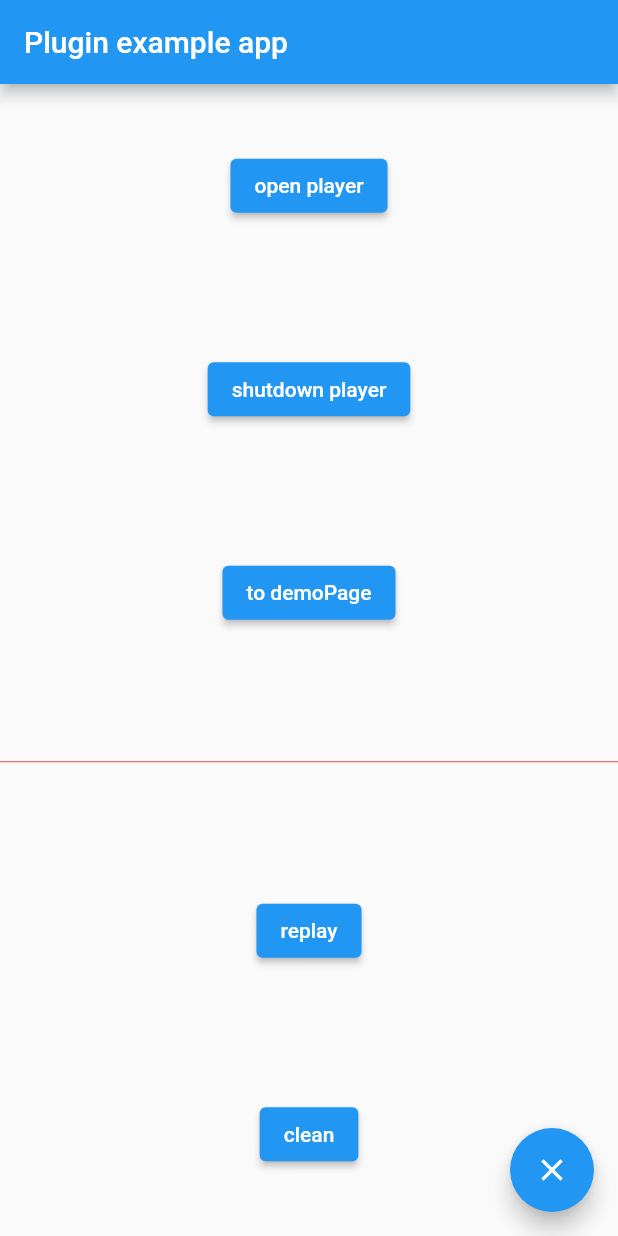
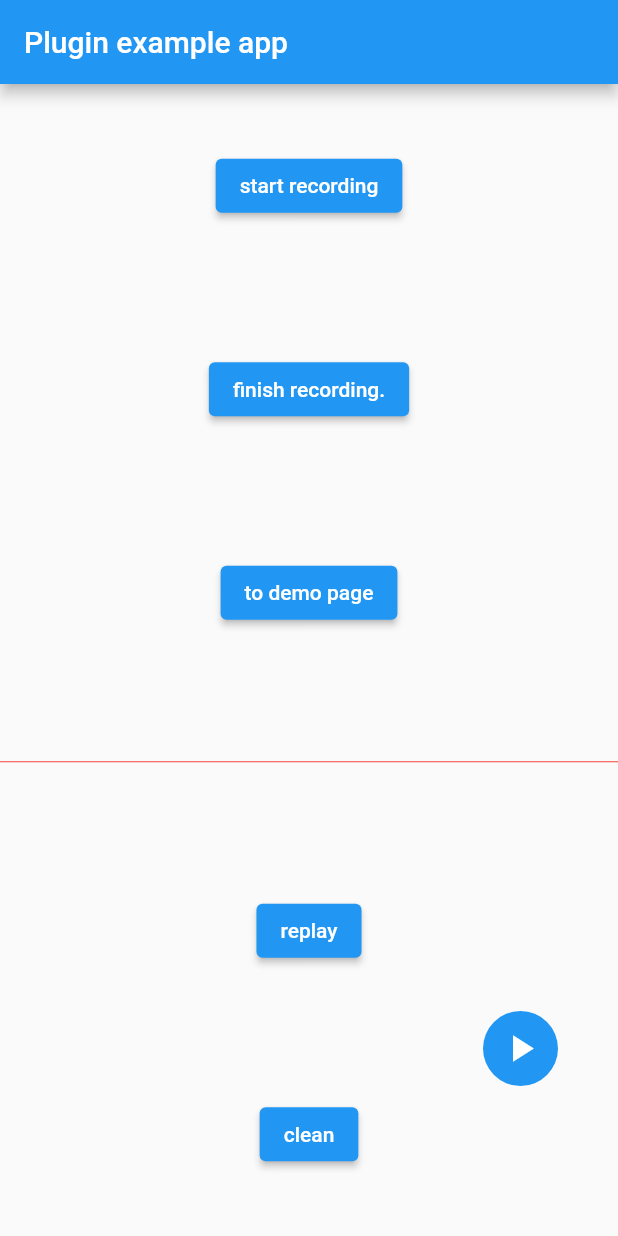
Before and after one commit to bladeofgod/behavior_recorder_of_kit, a Flutter app: the screen it shows after launch, on a phone screen of 412 x 824 dp. Run offline on Flutter 3.47's test engine with Material 2 defaults, Android fonts, the phone set to English and light mode, and no system bars; missing offline and left inert: beike_aspectd, sky_engine.

Commit message:
fix: demo testing

```diff
--- a/example/lib/main.dart
+++ b/example/lib/main.dart
@@ -1,7 +1,5 @@
-import 'dart:collection';
-import 'dart:ui';
+import 'dart:math' as math;
 
-import 'package:flutter/gestures.dart';
 import 'package:flutter/material.dart';
 import 'dart:async';
 
@@ -25,20 +23,7 @@ class MyApp extends StatefulWidget {
 
 class _MyAppState extends State<MyApp> {
 
-  PlayerStatus status = PlayerStatus.shutdown;
-
-  @override
-  void initState() {
-    super.initState();
-
-    RecordPlayer().playerStatus.addListener(() {
-      setState(() {
-        status = RecordPlayer().playerStatus.value;
-      });
-    });
-  }
-
-
+  OverlayEntry? entry;
 
   @override
   Widget build(BuildContext context) {
@@ -49,19 +34,25 @@ class _MyAppState extends State<MyApp> {
         ),
         body: Builder(
           builder: (ctx) {
+            if(entry == null) {
+              entry = OverlayEntry(builder: (_) => const Positioned(
+                right: 40, bottom: 100,
+                  child: FloatWidget()));
+              Future.delayed(const Duration(milliseconds: 100)).then((value) => Overlay.of(ctx)?.insert(entry!));
+            }
             return Column(
               mainAxisAlignment: MainAxisAlignment.spaceAround,
               children: [
                 ElevatedButton(onPressed: () {
                   RecordPlayer().startRecord();
-                }, child: const Text('open player')),
+                }, child: const Text('start recording')),
                 ElevatedButton(onPressed: () {
                   RecordPlayer().removeLast(withType: SourceType.gesture);
                   RecordPlayer().finishRecord();
-                }, child: const Text('shutdown player')),
+                }, child: const Text('finish recording.')),
                 ElevatedButton(onPressed: () {
                   Navigator.of(ctx).push(MaterialPageRoute(builder: (_) => const DemoPage(text: 'page-root')));
-                }, child: const Text('to demoPage')),
+                }, child: const Text('to demo page')),
 
                 // const SizedBox(
                 //   width: double.infinity, height: 20,
@@ -84,26 +75,75 @@ class _MyAppState extends State<MyApp> {
             );
           },
         ),
-        floatingActionButton: FloatingActionButton(
-          onPressed: () {
-            print('tap');
-          },child: Icon(buildIcon()),
-        ),
       ),
     );
   }
-  IconData buildIcon() {
+
+
+
+}
+
+class FloatWidget extends StatefulWidget{
+  const FloatWidget({Key? key}) : super(key: key);
+
+  @override
+  State<StatefulWidget> createState() {
+    return FloatWidgetState();
+  }
+
+}
+
+class FloatWidgetState extends State<FloatWidget> {
+
+  PlayerStatus status = PlayerStatus.shutdown;
+
+  double opacity = 1.0;
+
+  @override
+  void initState() {
+    super.initState();
+
+    RecordPlayer().playerStatus.addListener(() {
+      setState(() {
+        status = RecordPlayer().playerStatus.value;
+      });
+    });
+
+    Timer.periodic(const Duration(seconds: 1), (timer) {
+      if(status == PlayerStatus.recording) {
+        setState(() {
+          opacity = (opacity - 1).abs();
+        });
+      }
+    });
+  }
+
+  @override
+  Widget build(BuildContext context) {
+    return Container(
+      width: 50, height: 50,
+      decoration: const BoxDecoration(
+        shape: BoxShape.circle,
+        color: Colors.blue,
+      ),
+      child: buildIcon(),
+    );
+  }
+
+  Widget buildIcon() {
     switch(status) {
       case PlayerStatus.playing:
-        return Icons.pause;
-      case PlayerStatus.idle:
-        return Icons.play_arrow;
+        return const Icon(Icons.pause, color: Colors.white, size: 30,);
+      case PlayerStatus.recording:
+        return AnimatedOpacity(opacity: opacity, duration: const Duration(seconds: 1),
+          child: const Icon(Icons.fiber_smart_record_rounded, color: Colors.red, size: 30,),);
       case PlayerStatus.shutdown:
-        return Icons.clear;
+        return const Icon(Icons.play_arrow, color: Colors.white, size: 30);
     }
   }
 
 }
+
 
 int count = 0;
 
--- a/lib/gesture_hook.dart
+++ b/lib/gesture_hook.dart
@@ -7,7 +7,7 @@ import 'package:beike_aspectd/aspectd.dart';
 import 'package:flutter/cupertino.dart';
 import 'package:flutter/gestures.dart';
 
-
+///A gesture event recorder, you can replace it for custom.
 GestureRecorder gestureRecorder = GestureRecorder();
 
 @Aspect()
--- a/lib/record_player.dart
+++ b/lib/record_player.dart
@@ -30,7 +30,7 @@ enum PlayerStatus{
   playing,
 
   ///record-player are ready for record some event, only in this status.
-  idle,
+  recording,
 
   /// Disable the player
   ///
@@ -89,7 +89,7 @@ class RecordPlayer{
 
   ///This method will open recorder's function, than you can record some action.
   void startRecord() {
-    playerStatus.value = PlayerStatus.idle;
+    playerStatus.value = PlayerStatus.recording;
   }
 
   ///This method will close recorder's function, normaly you can play replay
--- a/lib/recorder.dart
+++ b/lib/recorder.dart
@@ -37,7 +37,7 @@ abstract class Recorder<T extends RecordBundle> implements RecordPlayerListener{
   Recorder() {
     RecordPlayer().registerSrource(type, this);
     RecordPlayer().playerStatus.addListener(_playerLIstener);
-    _frozen = RecordPlayer().playerStatus.value != PlayerStatus.idle;
+    _frozen = RecordPlayer().playerStatus.value != PlayerStatus.recording;
   }
 
   ///For record event.
@@ -52,7 +52,7 @@ abstract class Recorder<T extends RecordBundle> implements RecordPlayerListener{
 
   ///For listen the [RecordPlayer]'s [PlayerStatus].
   void _playerLIstener() {
-    _frozen = RecordPlayer().playerStatus.value != PlayerStatus.idle;
+    _frozen = RecordPlayer().playerStatus.value != PlayerStatus.recording;
   }
 
   ///Record an event.
--- a/lib/text_input_hook.dart
+++ b/lib/text_input_hook.dart
@@ -6,6 +6,7 @@ import 'package:behavior_recorder_of_kit/recorder.dart';
 import 'package:beike_aspectd/aspectd.dart';
 import 'package:flutter/services.dart';
 
+///A text-input event recorder, you can replace it for custom.
 TextInputRecorder textInputRecorder = TextInputRecorder();
 
 
```
